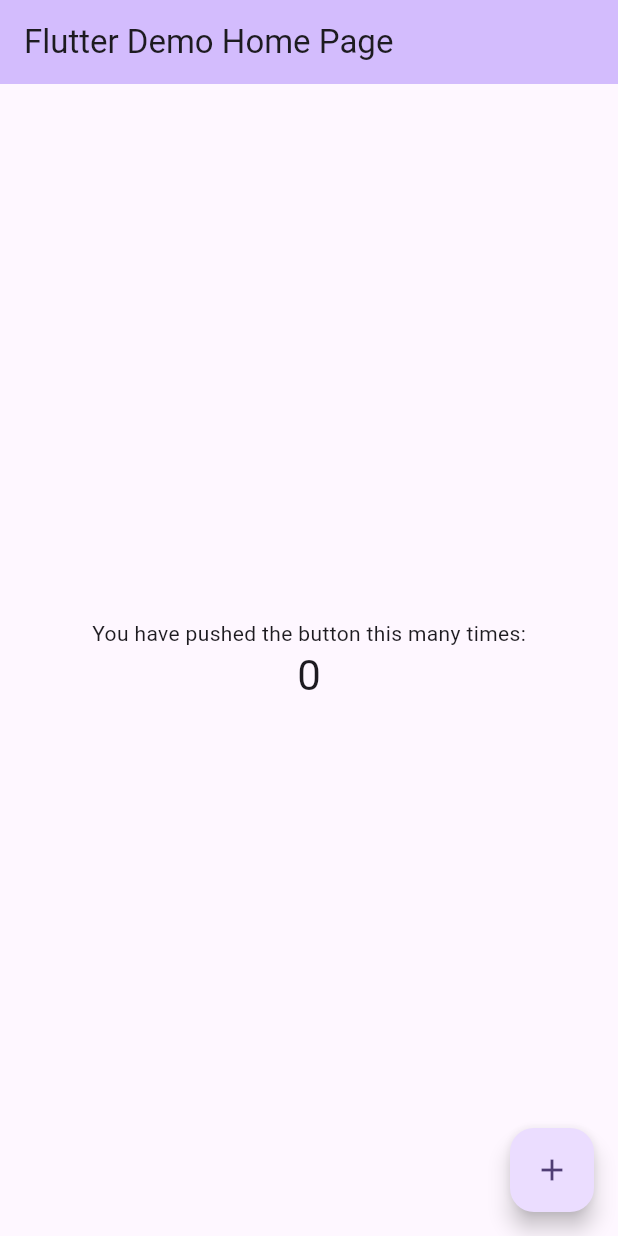
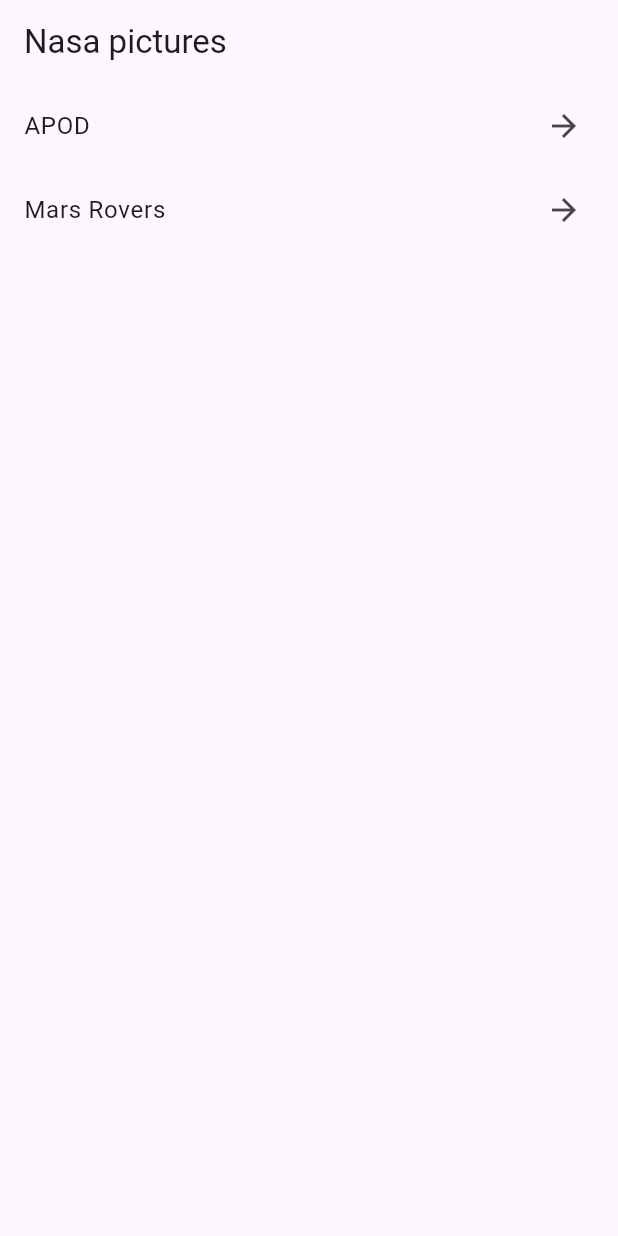
Before and after one commit to aminLuis/pictures_nasa, a Flutter app: the screen it shows after launch, on a phone screen of 412 x 824 dp. Run offline on Flutter 3.47's test engine with Material 3 defaults, Android fonts, the light colour scheme and no system bars.

Commit message:
Finish app

```diff
--- a/lib/main.dart
+++ b/lib/main.dart
@@ -1,125 +1,19 @@
 import 'package:flutter/material.dart';
+import 'package:pictures_nasa/screens/home_screen.dart';
 
 void main() {
-  runApp(const MyApp());
+  runApp(MyApp());
 }
 
 class MyApp extends StatelessWidget {
-  const MyApp({super.key});
 
-  // This widget is the root of your application.
   @override
   Widget build(BuildContext context) {
     return MaterialApp(
-      title: 'Flutter Demo',
-      theme: ThemeData(
-        // This is the theme of your application.
-        //
-        // TRY THIS: Try running your application with "flutter run". You'll see
-        // the application has a purple toolbar. Then, without quitting the app,
-        // try changing the seedColor in the colorScheme below to Colors.green
-        // and then invoke "hot reload" (save your changes or press the "hot
-        // reload" button in a Flutter-supported IDE, or press "r" if you used
-        // the command line to start the app).
-        //
-        // Notice that the counter didn't reset back to zero; the application
-        // state is not lost during the reload. To reset the state, use hot
-        // restart instead.
-        //
-        // This works for code too, not just values: Most code changes can be
-        // tested with just a hot reload.
-        colorScheme: ColorScheme.fromSeed(seedColor: Colors.deepPurple),
-        useMaterial3: true,
-      ),
-      home: const MyHomePage(title: 'Flutter Demo Home Page'),
+      debugShowCheckedModeBanner: false,
+      title: 'Nasa pictures',
+      theme: ThemeData(primarySwatch: Colors.purple),
+      home: HomeScreen(),
     );
   }
 }
-
-class MyHomePage extends StatefulWidget {
-  const MyHomePage({super.key, required this.title});
-
-  // This widget is the home page of your application. It is stateful, meaning
-  // that it has a State object (defined below) that contains fields that affect
-  // how it looks.
-
-  // This class is the configuration for the state. It holds the values (in this
-  // case the title) provided by the parent (in this case the App widget) and
-  // used by the build method of the State. Fields in a Widget subclass are
-  // always marked "final".
-
-  final String title;
-
-  @override
-  State<MyHomePage> createState() => _MyHomePageState();
-}
-
-class _MyHomePageState extends State<MyHomePage> {
-  int _counter = 0;
-
-  void _incrementCounter() {
-    setState(() {
-      // This call to setState tells the Flutter framework that something has
-      // changed in this State, which causes it to rerun the build method below
-      // so that the display can reflect the updated values. If we changed
-      // _counter without calling setState(), then the build method would not be
-      // called again, and so nothing would appear to happen.
-      _counter++;
-    });
-  }
-
-  @override
-  Widget build(BuildContext context) {
-    // This method is rerun every time setState is called, for instance as done
-    // by the _incrementCounter method above.
-    //
-    // The Flutter framework has been optimized to make rerunning build methods
-    // fast, so that you can just rebuild anything that needs updating rather
-    // than having to individually change instances of widgets.
-    return Scaffold(
-      appBar: AppBar(
-        // TRY THIS: Try changing the color here to a specific color (to
-        // Colors.amber, perhaps?) and trigger a hot reload to see the AppBar
-        // change color while the other colors stay the same.
-        backgroundColor: Theme.of(context).colorScheme.inversePrimary,
-        // Here we take the value from the MyHomePage object that was created by
-        // the App.build method, and use it to set our appbar title.
-        title: Text(widget.title),
-      ),
-      body: Center(
-        // Center is a layout widget. It takes a single child and positions it
-        // in the middle of the parent.
-        child: Column(
-          // Column is also a layout widget. It takes a list of children and
-          // arranges them vertically. By default, it sizes itself to fit its
-          // children horizontally, and tries to be as tall as its parent.
-          //
-          // Column has various properties to control how it sizes itself and
-          // how it positions its children. Here we use mainAxisAlignment to
-          // center the children vertically; the main axis here is the vertical
-          // axis because Columns are vertical (the cross axis would be
-          // horizontal).
-          //
-          // TRY THIS: Invoke "debug painting" (choose the "Toggle Debug Paint"
-          // action in the IDE, or press "p" in the console), to see the
-          // wireframe for each widget.
-          mainAxisAlignment: MainAxisAlignment.center,
-          children: <Widget>[
-            const Text(
-              'You have pushed the button this many times:',
-            ),
-            Text(
-              '$_counter',
-              style: Theme.of(context).textTheme.headlineMedium,
-            ),
-          ],
-        ),
-      ),
-      floatingActionButton: FloatingActionButton(
-        onPressed: _incrementCounter,
-        tooltip: 'Increment',
-        child: const Icon(Icons.add),
-      ), // This trailing comma makes auto-formatting nicer for build methods.
-    );
-  }
-}
--- /dev/null
+++ b/lib/screens/home_screen.dart
@@ -0,0 +1,31 @@
+import 'package:flutter/material.dart';
+import 'package:pictures_nasa/screens/category_screen.dart';
+
+class HomeScreen extends StatelessWidget {
+
+  final List<String> categories = ['APOD', 'Mars Rovers'];
+
+  @override
+  Widget build(BuildContext context) {
+    return Scaffold(
+      appBar: AppBar(title: Text('Nasa pictures')),
+      body: ListView.builder(
+        itemCount: categories.length,
+        itemBuilder: (context, index) {
+          return ListTile(
+            title: Text(categories[index]),
+            trailing: Icon(Icons.arrow_forward),
+            onTap: () {
+              Navigator.push(
+                context,
+                MaterialPageRoute(
+                  builder: (context) => CategoryScreen(category: categories[index]),
+                ),
+              );
+            },
+          );
+        },
+      ),
+    );
+  }
+}
```
Also changed, not shown: lib/models/nasa_image.dart (added, +27 -0 lines), lib/screens/category_screen.dart (added, +61 -0 lines).
